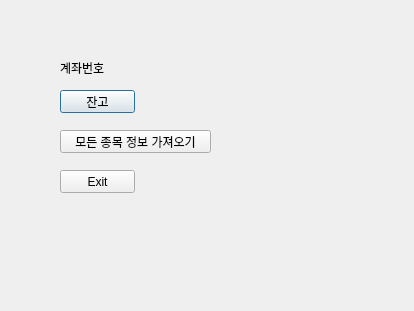
ClarkOh/snowman2018, file dcp_main_window.ui: the form before one commit.
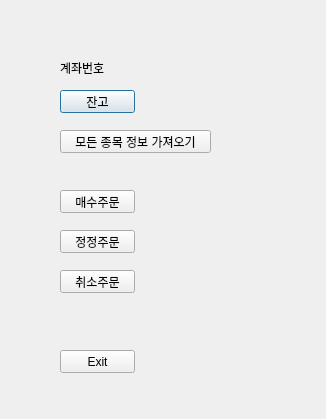
The form after the commit.

Commit message: 주식 주문 체결 실시간 처리 예제 포함함.

```diff
--- a/dcp_main_window.ui
+++ b/dcp_main_window.ui
@@ -6,8 +6,8 @@
    <rect>
     <x>0</x>
     <y>0</y>
-    <width>414</width>
-    <height>311</height>
+    <width>326</width>
+    <height>419</height>
    </rect>
   </property>
   <property name="windowTitle">
@@ -56,7 +56,7 @@
    <property name="geometry">
     <rect>
      <x>60</x>
-     <y>170</y>
+     <y>350</y>
      <width>75</width>
      <height>23</height>
     </rect>
@@ -65,6 +65,45 @@
     <string>Exit</string>
    </property>
   </widget>
+  <widget class="QPushButton" name="btnBuy">
+   <property name="geometry">
+    <rect>
+     <x>60</x>
+     <y>190</y>
+     <width>75</width>
+     <height>23</height>
+    </rect>
+   </property>
+   <property name="text">
+    <string>매수주문</string>
+   </property>
+  </widget>
+  <widget class="QPushButton" name="btnModify">
+   <property name="geometry">
+    <rect>
+     <x>60</x>
+     <y>230</y>
+     <width>75</width>
+     <height>23</height>
+    </rect>
+   </property>
+   <property name="text">
+    <string>정정주문</string>
+   </property>
+  </widget>
+  <widget class="QPushButton" name="btnCancel">
+   <property name="geometry">
+    <rect>
+     <x>60</x>
+     <y>270</y>
+     <width>75</width>
+     <height>23</height>
+    </rect>
+   </property>
+   <property name="text">
+    <string>취소주문</string>
+   </property>
+  </widget>
  </widget>
  <resources/>
  <connections/>
```
The commit also changes 1 other file.
